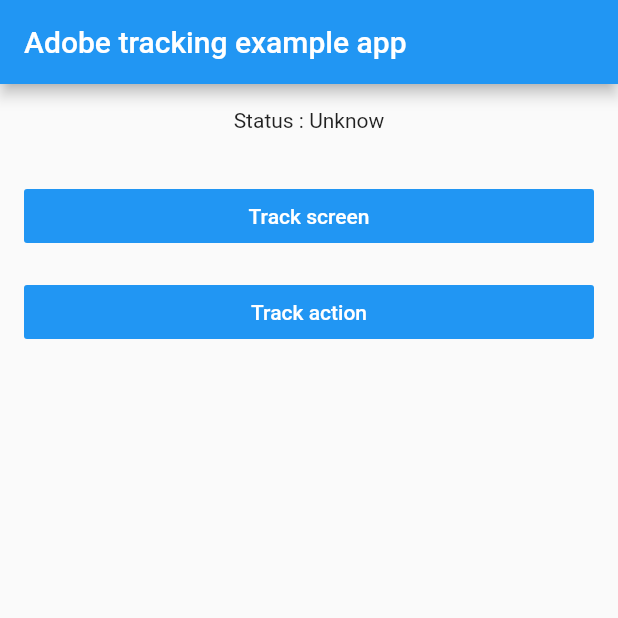
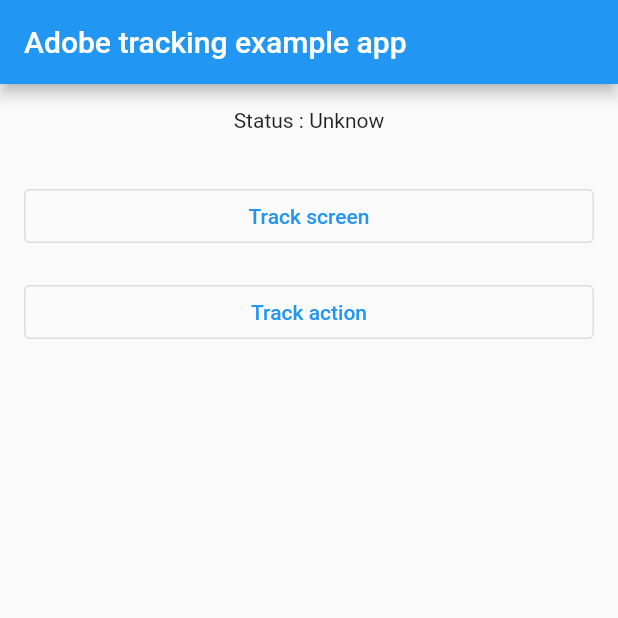
Before and after one commit to macif-dev/adobe_mobile_sdk_flutter, a Flutter app: the screen it shows after launch, after a tap on "Track action", on a phone screen of 412 x 824 dp, the top half of it. Run offline on Flutter 3.47's test engine with Material 2 defaults, Android fonts, the phone set to English and light mode, and no system bars.

```diff
--- a/example/lib/main.dart
+++ b/example/lib/main.dart
@@ -3,7 +3,6 @@ import 'dart:io';
 import 'package:flutter/material.dart';
 import 'dart:async';
 
-import 'package:flutter/services.dart';
 import 'package:adobe_mobile_sdk_flutter/adobe_mobile_sdk_flutter.dart';
 
 void main() => runApp(MyApp());
@@ -18,15 +17,14 @@ class _MyAppState extends State<MyApp> {
   String _platformString = "Unknow";
 
   @override
-  void initState(){
+  void initState() {
     super.initState();
     initTrackState();
     Platform.isIOS ? _platformString = "IOS" : _platformString = "ANDROID";
   }
 
-  Future<void> initTrackState() async{
-
-    try{
+  Future<void> initTrackState() async {
+    try {
       await AdobeMobileSdkFlutter.initTrack("ADBMobileConfigCustom.json");
       setState(() {
         _initMsg = "Track is init...";
@@ -36,9 +34,6 @@ class _MyAppState extends State<MyApp> {
         _initMsg = 'Failed to init Adobe Tracking';
       });
     }
-
-
-
   }
 
   @override
@@ -54,27 +49,34 @@ class _MyAppState extends State<MyApp> {
               Center(
                 child: Text('Status : $_initMsg\n'),
               ),
-              SizedBox(height: 16.0,),
-              FlatButton(
-                color: Colors.blue,
-                child: Text("Track screen", style: TextStyle(color: Colors.white),),
-                onPressed: (){
+              SizedBox(
+                height: 16.0,
+              ),
+              OutlinedButton(
+                child: Text(
+                  "Track screen",
+                  style: TextStyle(color: Colors.blue),
+                ),
+                onPressed: () {
                   print("Track screen...");
-                  AdobeMobileSdkFlutter.trackState("ECRAN_TEST_ADOBE_$_platformString").then((val){
+                  AdobeMobileSdkFlutter.trackState(
+                          "ECRAN_TEST_ADOBE_$_platformString")
+                      .then((val) {
                     print(val);
                   });
                 },
               ),
-              SizedBox(height: 16.0,),
-              FlatButton(
-                color: Colors.blue,
-                child: Text("Track action", style: TextStyle(color: Colors.white)),
-                onPressed: (){
-                  print("Track action...");
-                  try{
-                    AdobeMobileSdkFlutter.trackAction("ACTION_TEST_ADOBE_$_platformString",<String, dynamic>{
-                      "action": "action_test"
-                    }).then((val){
+              SizedBox(
+                height: 16.0,
+              ),
+              OutlinedButton(
+                child:
+                    Text("Track action", style: TextStyle(color: Colors.blue)),
+                onPressed: () {
+                  try {
+                    AdobeMobileSdkFlutter.trackAction(
+                        "ACTION_TEST_ADOBE_$_platformString",
+                        <String, dynamic>{"action": "action_test"}).then((val) {
                       print(val);
                     });
                   } on Exception {
@@ -85,8 +87,7 @@ class _MyAppState extends State<MyApp> {
                 },
               ),
             ],
-          )
-      ),
+          )),
     );
   }
 }
--- a/example/pubspec.yaml
+++ b/example/pubspec.yaml
@@ -4,7 +4,8 @@ publish_to: 'none'
 version: 1.2.0
 
 environment:
-  sdk: ">=2.0.0-dev.68.0 <3.0.0"
+  sdk: ">=2.12.0 <3.0.0"
+  flutter: ">=2.0.0"
 
 dependencies:
   flutter:
--- a/lib/adobe_mobile_sdk_flutter.dart
+++ b/lib/adobe_mobile_sdk_flutter.dart
@@ -4,7 +4,8 @@ import 'dart:io';
 import 'package:flutter/services.dart';
 
 class AdobeMobileSdkFlutter {
-  static const MethodChannel _channel = const MethodChannel('adobe_analytics_plugin');
+  static const MethodChannel _channel =
+      const MethodChannel('adobe_analytics_plugin');
 
   ///
   /// Collection Lifecycle...
@@ -47,7 +48,8 @@ class AdobeMobileSdkFlutter {
   ///
   /// [additionalData] is optional because it allows to add information about the tracks
   ///
-  static Future<String> trackAction(String actionName, [Map<String, dynamic> additionalData]) async {
+  static Future<String> trackAction(String actionName,
+      [Map<String, dynamic>? additionalData]) async {
     final Map<String, dynamic> params = <String, dynamic>{
       "actionName": actionName,
     };
@@ -69,8 +71,11 @@ class AdobeMobileSdkFlutter {
   ///
   /// [additionalData] is optional because it allows to add information about the tracks
   ///
-  static Future<String> trackState(String screenName, [Map<String, dynamic> additionalData]) async {
-    final Map<String, dynamic> params = <String, dynamic>{"screenName": screenName};
+  static Future<String> trackState(String screenName,
+      [Map<String, dynamic>? additionalData]) async {
+    final Map<String, dynamic> params = <String, dynamic>{
+      "screenName": screenName
+    };
 
     if (additionalData != null) {
       params.addAll({"additionalData": additionalData});
```
Also changed, not shown: pubspec.yaml (+9 -4 lines), 13 other files.
